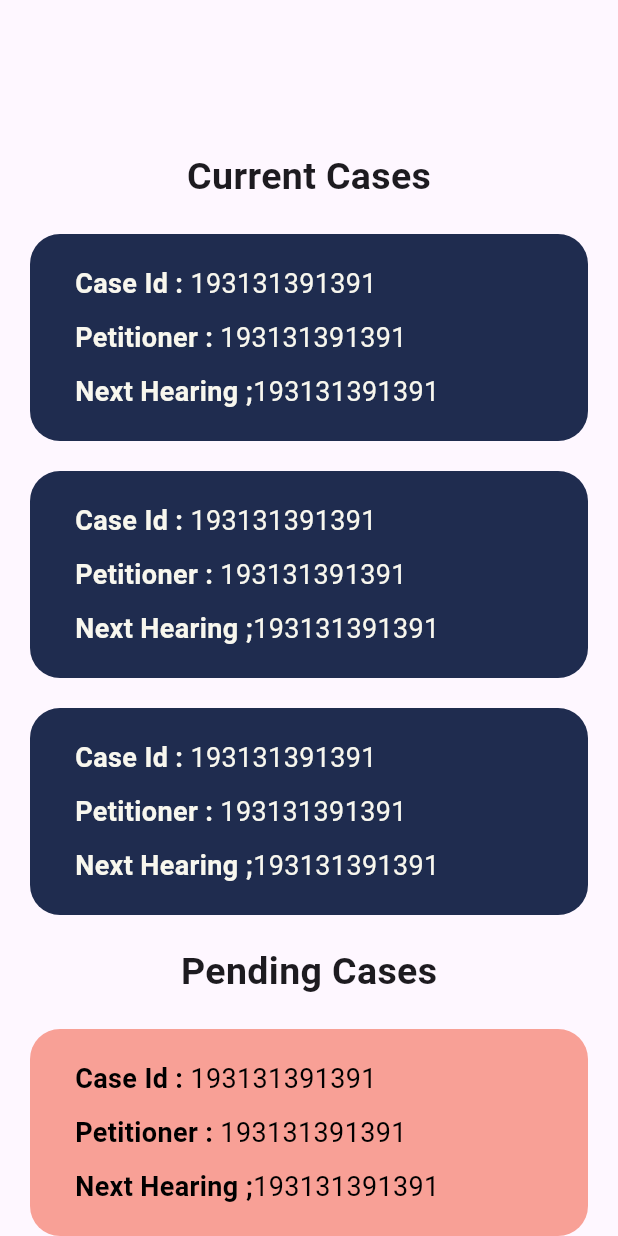
After one commit to SwarupVishwas18/right-aid, a Flutter app: the LawyerHome screen opened directly, on a phone screen of 412 x 824 dp. The commit adds this screen. Run offline on Flutter 3.47's test engine with Material 2 defaults, Android fonts, the phone set to English and light mode, and no system bars; our stand-ins replace firebase_core; accounts and stored records are empty.

Commit message:
Connect Page and Lawyer Home

```diff
--- /dev/null
+++ b/right_aid/lib/lawyer_connect.dart
@@ -0,0 +1,73 @@
+import 'package:flutter/material.dart';
+
+class LawyerConnect extends StatelessWidget {
+  const LawyerConnect({super.key});
+
+  @override
+  Widget build(BuildContext context) {
+    return (Scaffold(
+      body: Container(
+          height: MediaQuery.of(context).size.height,
+          decoration: const BoxDecoration(
+              image: DecorationImage(
+                  image: AssetImage("assets/img/connectbg.png"),
+                  fit: BoxFit.cover)),
+          child: Column(children: [
+            Row(
+              children: [
+                const TextField(
+                  decoration: InputDecoration(
+                      border: OutlineInputBorder(
+                          borderSide:
+                              BorderSide(color: Colors.black, width: 1.0),
+                          borderRadius: BorderRadius.horizontal(
+                              left: Radius.circular(10),
+                              right: Radius.circular(10))),
+                      hintText: "Location",
+                      hintStyle: TextStyle(color: Colors.black12)),
+                ),
+                ElevatedButton(
+                  onPressed: () => {},
+                  style: ButtonStyle(
+                      backgroundColor: MaterialStateProperty.all<Color>(
+                          const Color.fromARGB(255, 31, 44, 79))),
+                  child: const Text(
+                    "SEARCH",
+                    style: TextStyle(
+                        fontWeight: FontWeight.bold, color: Colors.white),
+                  ),
+                )
+              ],
+            ),
+            Container(
+              decoration: BoxDecoration(
+                color: const Color.fromARGB(255, 255, 255, 255),
+                border: Border.all(
+                    width: 1.0, color: const Color.fromARGB(255, 0, 0, 0)),
+                borderRadius: const BorderRadius.all(Radius.circular(6)),
+              ),
+              child: const Padding(
+                  padding: EdgeInsets.symmetric(horizontal: 20, vertical: 10),
+                  child: Column(children: [
+                    Text(
+                      "Adv. Riddhi Sonawane",
+                      style: TextStyle(fontWeight: FontWeight.bold),
+                    ),
+                    SizedBox(
+                      height: 5,
+                    ),
+                    Text(
+                      "Nashik, Maharashtra",
+                    ),
+                    SizedBox(
+                      height: 5,
+                    ),
+                    Text(
+                      "Contact : rss@gmail.com",
+                    )
+                  ])),
+            )
+          ])),
+    ));
+  }
+}
--- /dev/null
+++ b/right_aid/lib/lawyer_home.dart
@@ -0,0 +1,475 @@
+import 'package:flutter/material.dart';
+
+class LawyerHome extends StatelessWidget {
+  const LawyerHome({super.key});
+
+  @override
+  Widget build(BuildContext context) {
+    return Scaffold(
+        body: Padding(
+      padding: const EdgeInsets.symmetric(horizontal: 20),
+      child: SingleChildScrollView(
+        child: Column(children: [
+          const SizedBox(
+            height: 100,
+          ),
+          const Text(
+            "Current Cases",
+            style: TextStyle(fontWeight: FontWeight.bold, fontSize: 25),
+          ),
+          const SizedBox(
+            height: 20,
+          ),
+          Container(
+            decoration: BoxDecoration(
+                borderRadius: BorderRadius.circular(20),
+                color: const Color.fromARGB(255, 31, 44, 79)),
+            child: const Padding(
+              padding: EdgeInsets.symmetric(horizontal: 30, vertical: 20),
+              child: Column(
+                children: [
+                  Row(
+                    children: [
+                      Text(
+                        "Case Id : ",
+                        style: TextStyle(
+                            color: Color.fromARGB(255, 248, 247, 238),
+                            fontWeight: FontWeight.bold,
+                            fontSize: 18),
+                      ),
+                      Text(
+                        "193131391391",
+                        style: TextStyle(
+                            color: Color.fromARGB(255, 248, 247, 238),
+                            fontSize: 18),
+                      )
+                    ],
+                  ),
+                  SizedBox(
+                    height: 10,
+                  ),
+                  Row(
+                    children: [
+                      Text(
+                        "Petitioner : ",
+                        style: TextStyle(
+                            color: Color.fromARGB(255, 248, 247, 238),
+                            fontSize: 18,
+                            fontWeight: FontWeight.bold),
+                      ),
+                      Text(
+                        "193131391391",
+                        style: TextStyle(
+                          color: Color.fromARGB(255, 248, 247, 238),
+                          fontSize: 18,
+                        ),
+                      )
+                    ],
+                  ),
+                  SizedBox(
+                    height: 10,
+                  ),
+                  Row(
+                    children: [
+                      Text(
+                        "Next Hearing ;",
+                        style: TextStyle(
+                            color: Color.fromARGB(255, 248, 247, 238),
+                            fontSize: 18,
+                            fontWeight: FontWeight.bold),
+                      ),
+                      Text(
+                        "193131391391",
+                        style: TextStyle(
+                          color: Color.fromARGB(255, 248, 247, 238),
+                          fontSize: 18,
+                        ),
+                      )
+                    ],
+                  )
+                ],
+              ),
+            ),
+          ),
+          const SizedBox(
+            height: 20,
+          ),
+          Container(
+            decoration: BoxDecoration(
+                borderRadius: BorderRadius.circular(20),
+                color: const Color.fromARGB(255, 31, 44, 79)),
+            child: const Padding(
+              padding: EdgeInsets.symmetric(horizontal: 30, vertical: 20),
+              child: Column(
+                children: [
+                  Row(
+                    children: [
+                      Text(
+                        "Case Id : ",
+                        style: TextStyle(
+                            color: Color.fromARGB(255, 248, 247, 238),
+                            fontWeight: FontWeight.bold,
+                            fontSize: 18),
+                      ),
+                      Text(
+                        "193131391391",
+                        style: TextStyle(
+                            color: Color.fromARGB(255, 248, 247, 238),
+                            fontSize: 18),
+                      )
+                    ],
+                  ),
+                  SizedBox(
+                    height: 10,
+                  ),
+                  Row(
+                    children: [
+                      Text(
+                        "Petitioner : ",
+                        style: TextStyle(
+                            color: Color.fromARGB(255, 248, 247, 238),
+                            fontSize: 18,
+                            fontWeight: FontWeight.bold),
+                      ),
+                      Text(
+                        "193131391391",
+                        style: TextStyle(
+                          color: Color.fromARGB(255, 248, 247, 238),
+                          fontSize: 18,
+                        ),
+                      )
+                    ],
+                  ),
+                  SizedBox(
+                    height: 10,
+                  ),
+                  Row(
+                    children: [
+                      Text(
+                        "Next Hearing ;",
+                        style: TextStyle(
+                            color: Color.fromARGB(255, 248, 247, 238),
+                            fontSize: 18,
+                            fontWeight: FontWeight.bold),
+                      ),
+                      Text(
+                        "193131391391",
+                        style: TextStyle(
+                          color: Color.fromARGB(255, 248, 247, 238),
+                          fontSize: 18,
+                        ),
+                      )
+                    ],
+                  )
+                ],
+              ),
+            ),
+          ),
+          const SizedBox(
+            height: 20,
+          ),
+          Container(
+            decoration: BoxDecoration(
+                borderRadius: BorderRadius.circular(20),
+                color: const Color.fromARGB(255, 31, 44, 79)),
+            child: const Padding(
+              padding: EdgeInsets.symmetric(horizontal: 30, vertical: 20),
+              child: Column(
+                children: [
+                  Row(
+                    children: [
+                      Text(
+                        "Case Id : ",
+                        style: TextStyle(
+                            color: Color.fromARGB(255, 248, 247, 238),
+                            fontWeight: FontWeight.bold,
+                            fontSize: 18),
+                      ),
+                      Text(
+                        "193131391391",
+                        style: TextStyle(
+                            color: Color.fromARGB(255, 248, 247, 238),
+                            fontSize: 18),
+                      )
+                    ],
+                  ),
+                  SizedBox(
+                    height: 10,
+                  ),
+                  Row(
+                    children: [
+                      Text(
+                        "Petitioner : ",
+                        style: TextStyle(
+                            color: Color.fromARGB(255, 248, 247, 238),
+                            fontSize: 18,
+                            fontWeight: FontWeight.bold),
+                      ),
+                      Text(
+                        "193131391391",
+                        style: TextStyle(
+                          color: Color.fromARGB(255, 248, 247, 238),
+                          fontSize: 18,
+                        ),
+                      )
+                    ],
+                  ),
+                  SizedBox(
+                    height: 10,
+                  ),
+                  Row(
+                    children: [
+                      Text(
+                        "Next Hearing ;",
+                        style: TextStyle(
+                            color: Color.fromARGB(255, 248, 247, 238),
+                            fontSize: 18,
+                            fontWeight: FontWeight.bold),
+                      ),
+                      Text(
+                        "193131391391",
+                        style: TextStyle(
+                          color: Color.fromARGB(255, 248, 247, 238),
+                          fontSize: 18,
+                        ),
+                      )
+                    ],
+                  )
+                ],
+              ),
+            ),
+          ),
+          const SizedBox(
+            height: 20,
+          ),
+          const Text(
+            "Pending Cases",
+            style: TextStyle(fontWeight: FontWeight.bold, fontSize: 25),
+          ),
+          const SizedBox(
+            height: 20,
+          ),
+          Container(
+            decoration: BoxDecoration(
+                borderRadius: BorderRadius.circular(20),
+                color: const Color.fromARGB(255, 248, 160, 150)),
+            child: const Padding(
+              padding: EdgeInsets.symmetric(horizontal: 30, vertical: 20),
+              child: Column(
+                children: [
+                  Row(
+                    children: [
+                      Text(
+                        "Case Id : ",
+                        style: TextStyle(
+                            color: Color.fromARGB(255, 0, 0, 0),
+                            fontWeight: FontWeight.bold,
+                            fontSize: 18),
+                      ),
+                      Text(
+                        "193131391391",
+                        style: TextStyle(
+                            color: Color.fromARGB(255, 0, 0, 0), fontSize: 18),
+                      )
+                    ],
+                  ),
+                  SizedBox(
+                    height: 10,
+                  ),
+                  Row(
+                    children: [
+                      Text(
+                        "Petitioner : ",
+                        style: TextStyle(
+                            color: Color.fromARGB(255, 0, 0, 0),
+                            fontSize: 18,
+                            fontWeight: FontWeight.bold),
+                      ),
+                      Text(
+                        "193131391391",
+                        style: TextStyle(
+                          color: Color.fromARGB(255, 0, 0, 0),
+                          fontSize: 18,
+                        ),
+                      )
+                    ],
+                  ),
+                  SizedBox(
+                    height: 10,
+                  ),
+                  Row(
+                    children: [
+                      Text(
+                        "Next Hearing ;",
+                        style: TextStyle(
+                            color: Color.fromARGB(255, 0, 0, 0),
+                            fontSize: 18,
+                            fontWeight: FontWeight.bold),
+                      ),
+                      Text(
+                        "193131391391",
+                        style: TextStyle(
+                          color: Color.fromARGB(255, 0, 0, 0),
+                          fontSize: 18,
+                        ),
+                      )
+                    ],
+                  )
+                ],
+              ),
+            ),
+          ),
+          const SizedBox(
+            height: 20,
+          ),
+          Container(
+            decoration: BoxDecoration(
+                borderRadius: BorderRadius.circular(20),
+                color: const Color.fromARGB(255, 248, 160, 150)),
+            child: const Padding(
+              padding: EdgeInsets.symmetric(horizontal: 30, vertical: 20),
+              child: Column(
+                children: [
+                  Row(
+                    children: [
+                      Text(
+                        "Case Id : ",
+                        style: TextStyle(
+                            color: Color.fromARGB(255, 0, 0, 0),
+                            fontWeight: FontWeight.bold,
+                            fontSize: 18),
+                      ),
+                      Text(
+                        "193131391391",
+                        style: TextStyle(
+                            color: Color.fromARGB(255, 0, 0, 0), fontSize: 18),
+                      )
+                    ],
+                  ),
+                  SizedBox(
+                    height: 10,
+                  ),
+                  Row(
+                    children: [
+                      Text(
+                        "Petitioner : ",
+                        style: TextStyle(
+                            color: Color.fromARGB(255, 0, 0, 0),
+                            fontSize: 18,
+                            fontWeight: FontWeight.bold),
+                      ),
+                      Text(
+                        "193131391391",
+                        style: TextStyle(
+                          color: Color.fromARGB(255, 0, 0, 0),
+                          fontSize: 18,
+                        ),
+                      )
+                    ],
+                  ),
+                  SizedBox(
+                    height: 10,
+                  ),
+                  Row(
+                    children: [
+                      Text(
+                        "Next Hearing ;",
+                        style: TextStyle(
+                            color: Color.fromARGB(255, 0, 0, 0),
+                            fontSize: 18,
+                            fontWeight: FontWeight.bold),
+                      ),
+                      Text(
+                        "193131391391",
+                        style: TextStyle(
+                          color: Color.fromARGB(255, 0, 0, 0),
+                          fontSize: 18,
+                        ),
+                      )
+                    ],
+                  )
+                ],
+              ),
+            ),
+          ),
+          const SizedBox(
+            height: 20,
+          ),
+          Container(
+            decoration: BoxDecoration(
+                borderRadius: BorderRadius.circular(20),
+                color: const Color.fromARGB(255, 248, 160, 150)),
+            child: const Padding(
+              padding: EdgeInsets.symmetric(horizontal: 30, vertical: 20),
+              child: Column(
+                children: [
+                  Row(
+                    children: [
+                      Text(
+                        "Case Id : ",
+                        style: TextStyle(
+                            color: Color.fromARGB(255, 0, 0, 0),
+                            fontWeight: FontWeight.bold,
+                            fontSize: 18),
+                      ),
+                      Text(
+                        "193131391391",
+                        style: TextStyle(
+                            color: Color.fromARGB(255, 0, 0, 0), fontSize: 18),
+                      )
+                    ],
+                  ),
+                  SizedBox(
+                    height: 10,
+                  ),
+                  Row(
+                    children: [
+                      Text(
+                        "Petitioner : ",
+                        style: TextStyle(
+                            color: Color.fromARGB(255, 0, 0, 0),
+                            fontSize: 18,
+                            fontWeight: FontWeight.bold),
+                      ),
+                      Text(
+                        "193131391391",
+                        style: TextStyle(
+                          color: Color.fromARGB(255, 0, 0, 0),
+                          fontSize: 18,
+                        ),
+                      )
+                    ],
+                  ),
+                  SizedBox(
+                    height: 10,
+                  ),
+                  Row(
+                    children: [
+                      Text(
+                        "Next Hearing ;",
+                        style: TextStyle(
+                            color: Color.fromARGB(255, 0, 0, 0),
+                            fontSize: 18,
+                            fontWeight: FontWeight.bold),
+                      ),
+                      Text(
+                        "193131391391",
+                        style: TextStyle(
+                          color: Color.fromARGB(255, 0, 0, 0),
+                          fontSize: 18,
+                        ),
+                      )
+                    ],
+                  )
+                ],
+              ),
+            ),
+          ),
+          const SizedBox(
+            height: 20,
+          ),
+        ]),
+      ),
+    ));
+  }
+}
--- a/right_aid/lib/lawyer_signup.dart
+++ b/right_aid/lib/lawyer_signup.dart
@@ -131,20 +131,6 @@ class LawyerSignup extends StatelessWidget {
                           const SizedBox(
                             height: 10,
                           ),
-                          const Padding(
-                            padding: EdgeInsets.symmetric(horizontal: 10),
-                            child: TextField(
-                              decoration: InputDecoration(
-                                  border: OutlineInputBorder(
-                                      borderSide: BorderSide(
-                                          color: Colors.black, width: 1.0),
-                                      borderRadius: BorderRadius.horizontal(
-                                          left: Radius.circular(10),
-                                          right: Radius.circular(10))),
-                                  hintText: "Is Probono Lawyer (yes/no)",
-                                  hintStyle: TextStyle(color: Colors.black54)),
-                            ),
-                          ),
                           const SizedBox(
                             height: 10,
                           ),
--- a/right_aid/lib/main.dart
+++ b/right_aid/lib/main.dart
@@ -8,6 +8,8 @@ import 'package:right_aid/inmate_signup.dart';
 import 'package:right_aid/lawyer_signup.dart';
 import 'package:right_aid/medical_status.dart';
 import 'package:right_aid/seminars_view.dart';
+import 'package:right_aid/lawyer_home.dart';
+import 'package:right_aid/lawyer_connect.dart';
 
 void main() {
   runApp(const MyApp());
@@ -25,7 +27,7 @@ class MyApp extends StatelessWidget {
         colorScheme: ColorScheme.fromSeed(seedColor: Colors.deepPurple),
         useMaterial3: true,
       ),
-      home: const FileGrievance(),
+      home: const LawyerConnect(),
     );
   }
 }
```
Also changed, not shown: right_aid/assets/img/connectbg.png (added).
